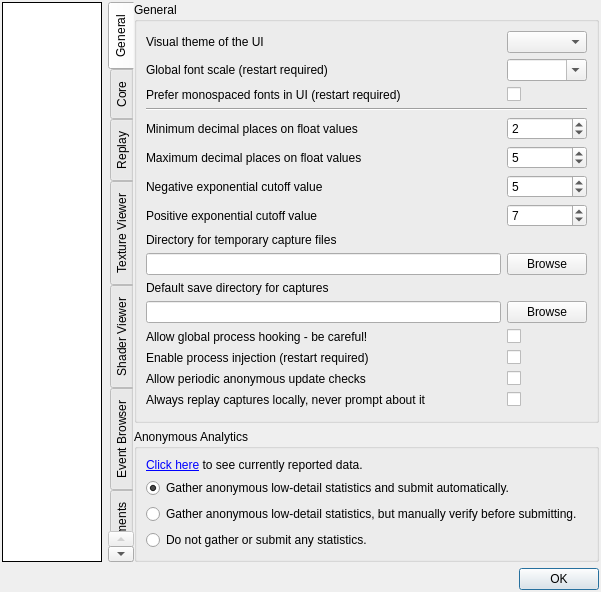
First picture: the form in qrenderdoc/Windows/Dialogs/SettingsDialog.ui, repository baldurk/renderdoc, before the edit.
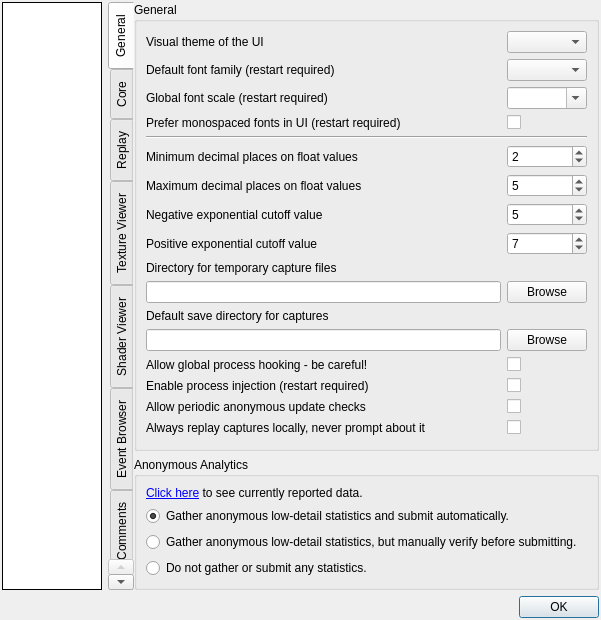
Second picture: the form after the edit. The open tabs and pages were chosen to show the change. Custom widgets are drawn as their Qt base class.

Commit message: Allow customising the font family. Closes #2443

What changed in the file:
```diff
--- a/qrenderdoc/Windows/Dialogs/SettingsDialog.ui
+++ b/qrenderdoc/Windows/Dialogs/SettingsDialog.ui
@@ -7,7 +7,7 @@
     <x>0</x>
     <y>0</y>
     <width>564</width>
-    <height>530</height>
+    <height>554</height>
    </rect>
   </property>
   <property name="windowTitle">
@@ -115,6 +115,26 @@
            </widget>
           </item>
           <item row="1" column="0">
+           <widget class="QLabel" name="label_20">
+            <property name="toolTip">
+             <string>The default font family to be used for text. This will be overridden by the default monospace font if the below option for monospace override is chosen.</string>
+            </property>
+            <property name="text">
+             <string>Default font family (restart required)</string>
+            </property>
+           </widget>
+          </item>
+          <item row="1" column="1">
+           <widget class="QComboBox" name="Font_Family">
+            <property name="toolTip">
+             <string>The default font family to be used for text. This will be overridden by the default monospace font if the below option for monospace override is chosen.</string>
+            </property>
+            <property name="editable">
+             <bool>false</bool>
+            </property>
+           </widget>
+          </item>
+          <item row="2" column="0">
            <widget class="QLabel" name="label_27">
             <property name="toolTip">
              <string>A global scale for all fonts in the program. This will only scale text, icons and other UI elements will be scaled according to DPI settings as normal.</string>
@@ -124,7 +144,7 @@
             </property>
            </widget>
           </item>
-          <item row="1" column="1">
+          <item row="2" column="1">
            <widget class="QComboBox" name="Font_GlobalScale">
             <property name="toolTip">
              <string>A global scale for all fonts in the program. This will only scale text, icons and other UI elements will be scaled according to DPI settings as normal.</string>
@@ -134,7 +154,7 @@
             </property>
            </widget>
           </item>
-          <item row="2" column="0">
+          <item row="3" column="0">
            <widget class="QLabel" name="label_9">
             <property name="toolTip">
              <string>Wherever possible a monospaced font will be used instead of the default font</string>
@@ -144,7 +164,7 @@
             </property>
            </widget>
           </item>
-          <item row="2" column="1">
+          <item row="3" column="1">
            <widget class="QCheckBox" name="Font_PreferMonospaced">
             <property name="toolTip">
              <string>Wherever possible a monospaced font will be used instead of the default font</string>
@@ -154,14 +174,14 @@
             </property>
            </widget>
           </item>
-          <item row="3" column="0" colspan="2">
+          <item row="4" column="0" colspan="2">
            <widget class="Line" name="line">
             <property name="orientation">
              <enum>Qt::Horizontal</enum>
             </property>
            </widget>
           </item>
-          <item row="4" column="0">
+          <item row="5" column="0">
            <widget class="QLabel" name="label">
             <property name="toolTip">
              <string>At least this many decimal places will be displayed on floats.
@@ -172,7 +192,7 @@
             </property>
            </widget>
           </item>
-          <item row="4" column="1">
+          <item row="5" column="1">
            <widget class="QSpinBox" name="Formatter_MinFigures">
             <property name="toolTip">
              <string>Decimals will display at least this many digits.
@@ -183,7 +203,7 @@
             </property>
            </widget>
           </item>
-          <item row="5" column="0">
+          <item row="6" column="0">
            <widget class="QLabel" name="label_2">
             <property name="toolTip">
              <string>No more decimal places than this will be displayed on floats.
@@ -194,7 +214,7 @@
             </property>
            </widget>
           </item>
-          <item row="5" column="1">
+          <item row="6" column="1">
            <widget class="QSpinBox" name="Formatter_MaxFigures">
             <property name="toolTip">
              <string>No more decimal places than this will be displayed on floats.
@@ -205,7 +225,7 @@
             </property>
            </widget>
           </item>
-          <item row="6" column="0">
+          <item row="7" column="0">
            <widget class="QLabel" name="label_3">
             <property name="toolTip">
              <string>Any numbers smaller than this exponent will be displayed in scientific notation.
@@ -216,7 +236,7 @@
             </property>
            </widget>
           </item>
-          <item row="6" column="1">
+          <item row="7" column="1">
            <widget class="QSpinBox" name="Formatter_NegExp">
             <property name="toolTip">
              <string>Any numbers smaller than this exponent will be displayed in scientific notation.
@@ -227,7 +247,7 @@
             </property>
            </widget>
           </item>
-          <item row="7" column="0">
+          <item row="8" column="0">
            <widget class="QLabel" name="label_4">
             <property name="toolTip">
              <string>Any numbers larger than this exponent will be displayed in scientific notation.
@@ -238,7 +258,7 @@
             </property>
            </widget>
           </item>
-          <item row="7" column="1">
+          <item row="8" column="1">
            <widget class="QSpinBox" name="Formatter_PosExp">
             <property name="toolTip">
              <string>Any numbers larger than this exponent will be displayed in scientific notation.
@@ -252,7 +272,7 @@
             </property>
            </widget>
           </item>
-          <item row="8" column="0">
+          <item row="9" column="0">
            <widget class="QLabel" name="label_5">
             <property name="toolTip">
              <string>Changes the directory where capture files are saved after being created, until saved manually or deleted.
@@ -264,7 +284,7 @@
             </property>
            </widget>
           </item>
-          <item row="9" column="0">
+          <item row="10" column="0">
            <widget class="QLineEdit" name="tempDirectory">
             <property name="toolTip">
              <string>Changes the directory where capture files are saved after being created, until saved manually or deleted.
@@ -273,7 +293,7 @@
             </property>
            </widget>
           </item>
-          <item row="9" column="1">
+          <item row="10" column="1">
            <widget class="QPushButton" name="browseTempCaptureDirectory">
             <property name="toolTip">
              <string>Changes the directory where capture files are saved after being created, until saved manually or deleted.
@@ -285,7 +305,7 @@
             </property>
            </widget>
           </item>
-          <item row="10" column="0">
+          <item row="11" column="0">
            <widget class="QLabel" name="label_6">
             <property name="toolTip">
              <string>Changes the default directory for the save dialog when saving capture files.
@@ -297,7 +317,7 @@
             </property>
            </widget>
           </item>
-          <item row="11" column="0">
+          <item row="12" column="0">
            <widget class="QLineEdit" name="saveDirectory">
             <property name="toolTip">
              <string>Changes the default directory for the save dialog when saving capture files.
@@ -306,7 +326,7 @@
             </property>
            </widget>
           </item>
-          <item row="11" column="1">
+          <item row="12" column="1">
            <widget class="QPushButton" name="browseSaveCaptureDirectory">
             <property name="toolTip">
              <string>Changes the default directory for the save dialog when saving capture files.
@@ -318,7 +338,7 @@
             </property>
            </widget>
           </item>
-          <item row="12" column="0">
+          <item row="13" column="0">
            <widget class="QLabel" name="globalHookLabel">
             <property name="toolTip">
              <string>Enables functionality on the capture application window that will insert RenderDoc automatically
@@ -333,7 +353,7 @@
             </property>
            </widget>
           </item>
-          <item row="12" column="1">
+          <item row="13" column="1">
            <widget class="QCheckBox" name="AllowGlobalHook">
             <property name="toolTip">
              <string>Enables functionality on the capture application window that will insert RenderDoc automatically
@@ -348,7 +368,7 @@
             </property>
            </widget>
           </item>
-          <item row="13" column="0">
+          <item row="14" column="0">
            <widget class="QLabel" name="injectProcLabel">
             <property name="toolTip">
              <string>Enables the ability to inject into processes on windows.
@@ -362,7 +382,7 @@
             </property>
            </widget>
           </item>
-          <item row="13" column="1">
+          <item row="14" column="1">
            <widget class="QCheckBox" name="AllowProcessInject">
             <property name="toolTip">
              <string>Enables the ability to inject into processes on windows.
@@ -376,7 +396,7 @@
             </property>
            </widget>
           </item>
-          <item row="14" column="0">
+          <item row="15" column="0">
            <widget class="QLabel" name="label_8">
             <property name="toolTip">
              <string>Allows RenderDoc to phone home to https://renderdoc.org to anonymously check for new versions.</string>
@@ -386,7 +406,7 @@
             </property>
            </widget>
           </item>
-          <item row="14" column="1">
+          <item row="15" column="1">
            <widget class="QCheckBox" name="CheckUpdate_AllowChecks">
             <property name="toolTip">
              <string>Allows RenderDoc to phone home to https://renderdoc.org to anonymously check for new versions.</string>
@@ -396,7 +416,7 @@
             </property>
            </widget>
           </item>
-          <item row="15" column="0">
+          <item row="16" column="0">
            <widget class="QLabel" name="label_10">
             <property name="toolTip">
              <string>If a capture is marked as being created on a significantly different system (different OS or platform)
@@ -409,20 +429,20 @@
             </property>
            </widget>
           </item>
-          <item row="15" column="1">
-           <widget class="QCheckBox" name="AlwaysReplayLocally">
-            <property name="toolTip">
-             <string>If a capture is marked as being created on a significantly different system (different OS or platform)
-as is currently running, then by default the UI will prompt to ask if you want to replay on a remote context.
-
-This option overrides that and will always replay locally if the local context is selected.</string>
-            </property>
-            <property name="text">
-             <string/>
-            </property>
-           </widget>
-          </item>
           <item row="16" column="1">
+           <widget class="QCheckBox" name="AlwaysReplayLocally">
+            <property name="toolTip">
+             <string>If a capture is marked as being created on a significantly different system (different OS or platform)
+as is currently running, then by default the UI will prompt to ask if you want to replay on a remote context.
+
+This option overrides that and will always replay locally if the local context is selected.</string>
+            </property>
+            <property name="text">
+             <string/>
+            </property>
+           </widget>
+          </item>
+          <item row="17" column="1">
            <spacer name="verticalSpacer">
             <property name="orientation">
              <enum>Qt::Vertical</enum>
```
The commit also changes 5 other files.
